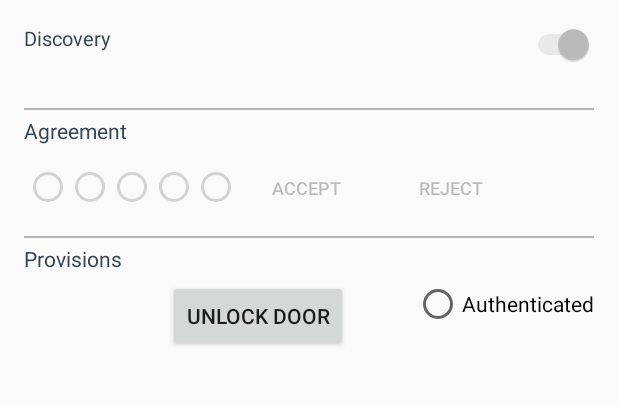
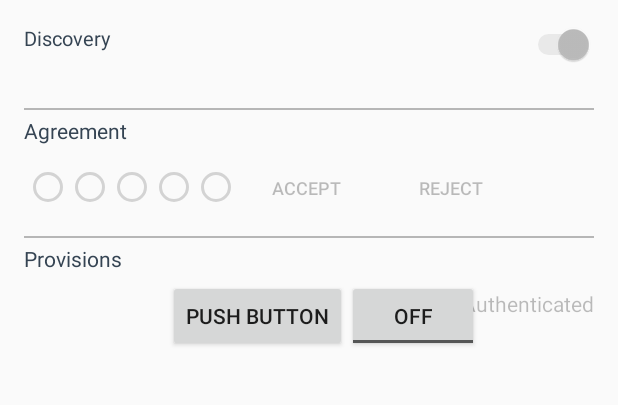
Before and after one commit to pch-innovations/Nymi-1sheeld, an Android app: the screen it shows after launch (MainActivity), on a phone screen of 412 x 824 dp, the part 84-489 px from its top. Run offline under Robolectric (Android 15) with nearby library versions, the phone set to English and light mode, and no system bars; libraries missing offline, so code that uses them is left out: com.integreight.onesheeld, com.nymi.api; 26 statements that could not run were skipped.

Commit message:
buttons-do-something

```diff
--- a/nymireferenceapp/src/main/java/com/nymi/nymireferenceapp/MainActivity.java
+++ b/nymireferenceapp/src/main/java/com/nymi/nymireferenceapp/MainActivity.java
@@ -40,6 +40,7 @@ import android.widget.RadioButton;
 import android.widget.Switch;
 import android.widget.TextView;
 import android.widget.Toast;
+import android.widget.ToggleButton;
 
 import com.google.gson.Gson;
 import com.nymi.api.NymiAdapter;
@@ -91,8 +92,9 @@ public class MainActivity extends Activity {
     private boolean pin13value = true;
 
     private byte pushButtonShieldId = OneSheeldSdk.getKnownShields().PUSH_BUTTON_SHIELD.getId();
-    private byte pushButtonFunctionId = (byte) 0x01;
+    private byte pushButtonFunctionId = (byte) 0x04;
     private byte keyPadShieldid = OneSheeldSdk.getKnownShields().KEYPAD_SHIELD.getId();
+    private byte keyPadFunctionId = (byte) 0x01;
 
 
     @Override
@@ -130,8 +132,28 @@ public class MainActivity extends Activity {
                 pin13value = !pin13value;
                 oneSheeldDevice.sendShieldFrame(sf);
 
-                ShieldFrame kp = new ShieldFrame(keyPadShieldid);
-                kp.addArgument(2);
+
+
+
+            }
+        });
+
+        //toggle.setOnCheckedChangeListener(new CompoundButton.OnCheckedChangeListener() {
+        //    public void onCheckedChanged(CompoundButton buttonView, boolean isChecked) {
+
+        ToggleButton btnkeypadtry = (ToggleButton) findViewById(R.id.btnkeypadtry);
+        btnkeypadtry.setOnCheckedChangeListener(new CompoundButton.OnCheckedChangeListener() {
+            @Override
+            public void onCheckedChanged(CompoundButton buttonView, boolean isChecked) {
+
+                ShieldFrame kp = new ShieldFrame(keyPadShieldid,keyPadFunctionId);
+                if(isChecked) {
+                    kp.addArgument(3,11);
+                }
+                else kp.addArgument((byte) 0x03, 0x00);
+                //kp.addArgument((String) "abc" );
+                //kp.addArgument(pin13value);
+                pin13value = !pin13value;
                 oneSheeldDevice.sendShieldFrame(kp);
             }
         });
--- a/nymireferenceapp/src/main/res/layout/activity_main.xml
+++ b/nymireferenceapp/src/main/res/layout/activity_main.xml
@@ -155,7 +155,7 @@
     <Button
         android:layout_width="wrap_content"
         android:layout_height="wrap_content"
-        android:text="Unlock door"
+        android:text="PUSH BUTTON"
         android:id="@+id/btnSendToOneSheeld"
         android:layout_alignParentBottom="false"
         android:layout_toEndOf="@+id/layout_main_provisions_label"
@@ -167,7 +167,17 @@
         android:text="Authenticated"
         android:id="@+id/nymiFoundStatusAutheticated"
         android:layout_alignTop="@+id/layout_main_provision_list"
-        android:layout_alignEnd="@+id/layout_main_provision_list" />
+        android:layout_alignEnd="@+id/layout_main_provision_list"
+        android:enabled="false" />
+
+    <ToggleButton
+        android:layout_width="wrap_content"
+        android:layout_height="wrap_content"
+        android:text="KEY"
+        android:id="@+id/btnkeypadtry"
+        android:layout_alignParentBottom="false"
+        android:layout_alignTop="@+id/btnSendToOneSheeld"
+        android:layout_toRightOf="@+id/btnSendToOneSheeld" />
 
 
 </RelativeLayout>
```
